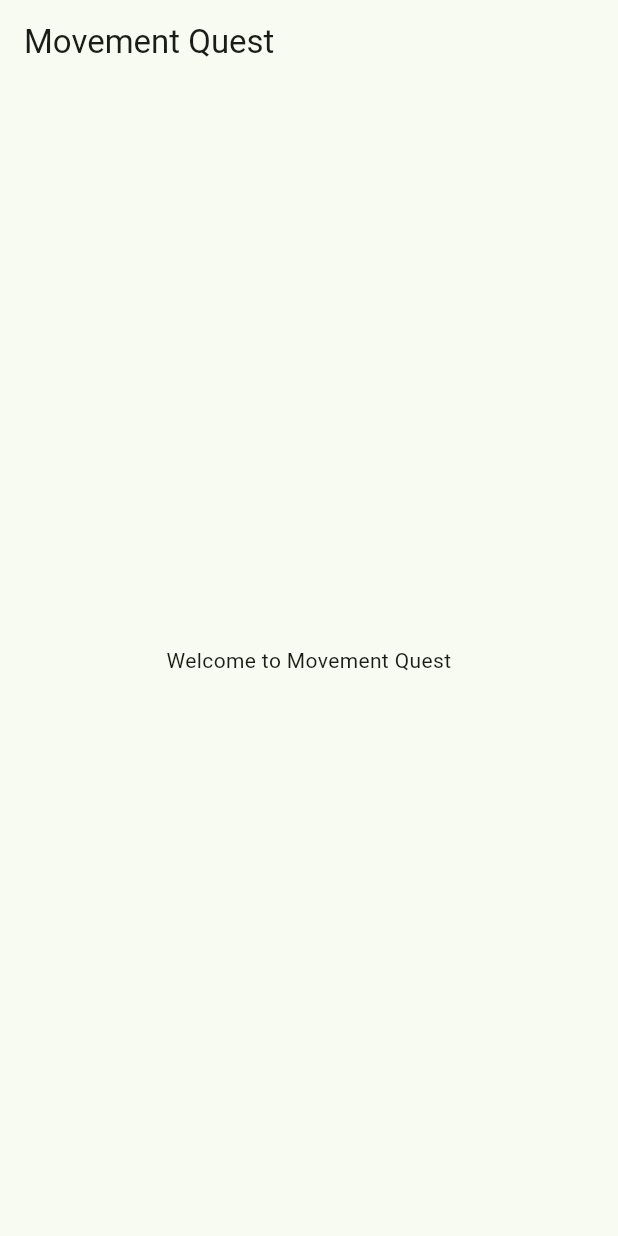
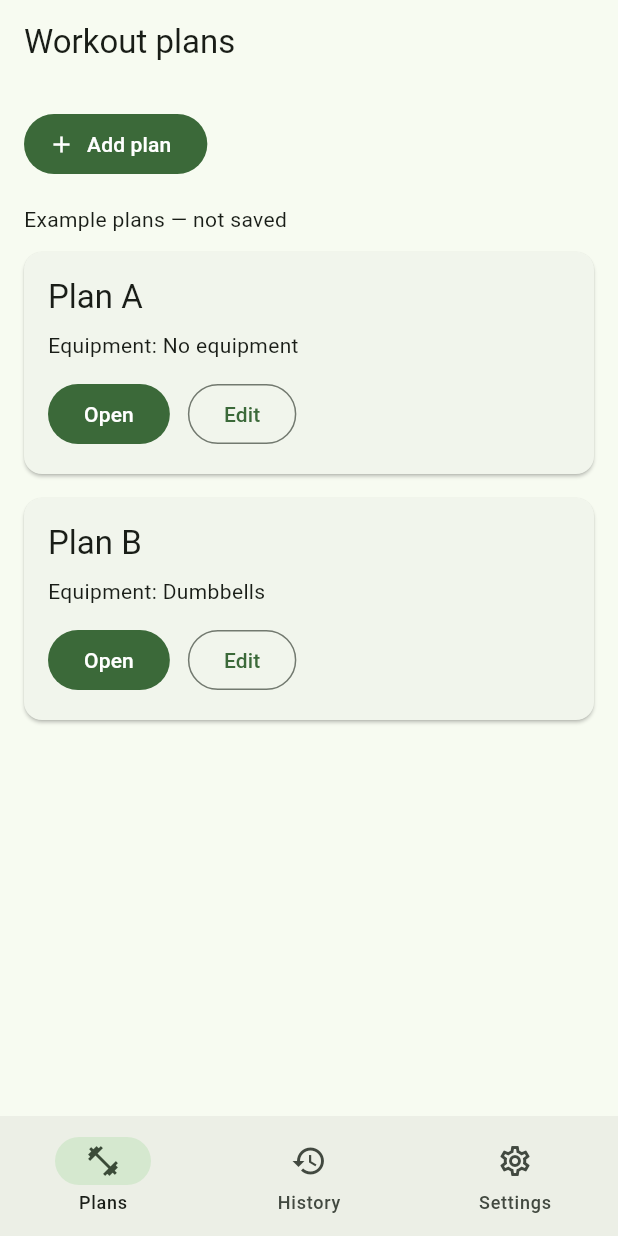
Before and after one commit to emmanuelori00/MAD-Project-One, a Flutter app: the screen it shows after launch, on a phone screen of 412 x 824 dp. Run offline on Flutter 3.47's test engine with Material 3 defaults, Android fonts, the phone set to English and light mode, and no system bars.

Commit message:
MQ05: Add five-screen navigation and reusable plan cards

```diff
--- a/lib/screens/home_screen.dart
+++ b/lib/screens/home_screen.dart
@@ -1,21 +1,90 @@
 import 'package:flutter/material.dart';
 
-class HomeScreen extends StatelessWidget {
+import 'history_screen.dart';
+import 'plan_editor_screen.dart';
+import 'plans_screen.dart';
+import 'settings_screen.dart';
+import 'workout_screen.dart';
+
+class HomeScreen extends StatefulWidget {
   const HomeScreen({super.key});
 
   @override
+  State<HomeScreen> createState() => _HomeScreenState();
+}
+
+class _HomeScreenState extends State<HomeScreen> {
+  int _selectedIndex = 0;
+
+  void _openEditor([String? planName]) {
+    Navigator.of(context).push(
+      MaterialPageRoute<void>(
+        builder: (context) => PlanEditorScreen(planName: planName),
+      ),
+    );
+  }
+
+  void _openWorkout(String name, String equipment) {
+    Navigator.of(context).push(
+      MaterialPageRoute<void>(
+        builder: (context) =>
+            WorkoutScreen(planName: name, equipment: equipment),
+      ),
+    );
+  }
+
+  @override
   Widget build(BuildContext context) {
-    return Scaffold(
-      appBar: AppBar(title: const Text('Movement Quest')),
-      body: const SafeArea(
-        child: Center(
-          child: Padding(
-            padding: EdgeInsets.all(24),
-            child: Text(
-              'Welcome to Movement Quest',
-              textAlign: TextAlign.center,
+    const titles = ['Workout plans', 'Workout history', 'Settings'];
+
+    return PopScope(
+      canPop: _selectedIndex == 0,
+      onPopInvokedWithResult: (didPop, result) {
+        if (!didPop && _selectedIndex != 0) {
+          setState(() => _selectedIndex = 0);
+        }
+      },
+      child: Scaffold(
+        appBar: AppBar(
+          title: Text(titles[_selectedIndex]),
+          leading: _selectedIndex == 0
+              ? null
+              : BackButton(
+                  onPressed: () {
+                    setState(() => _selectedIndex = 0);
+                  },
+                ),
+        ),
+        body: SafeArea(
+          child: IndexedStack(
+            index: _selectedIndex,
+            children: [
+              PlansScreen(
+                onAddPlan: () => _openEditor(),
+                onEditPlan: _openEditor,
+                onOpenPlan: _openWorkout,
+              ),
+              const HistoryScreen(),
+              const SettingsScreen(),
+            ],
+          ),
+        ),
+        bottomNavigationBar: NavigationBar(
+          selectedIndex: _selectedIndex,
+          onDestinationSelected: (index) {
+            setState(() => _selectedIndex = index);
+          },
+          destinations: const [
+            NavigationDestination(
+              icon: Icon(Icons.fitness_center),
+              label: 'Plans',
             ),
-          ),
+            NavigationDestination(icon: Icon(Icons.history), label: 'History'),
+            NavigationDestination(
+              icon: Icon(Icons.settings_outlined),
+              label: 'Settings',
+            ),
+          ],
         ),
       ),
     );
--- /dev/null
+++ b/lib/screens/plans_screen.dart
@@ -0,0 +1,48 @@
+import 'package:flutter/material.dart';
+
+import '../widgets/plan_card.dart';
+
+class PlansScreen extends StatelessWidget {
+  const PlansScreen({
+    super.key,
+    required this.onAddPlan,
+    required this.onOpenPlan,
+    required this.onEditPlan,
+  });
+
+  final VoidCallback onAddPlan;
+  final void Function(String name, String equipment) onOpenPlan;
+  final void Function(String name) onEditPlan;
+
+  @override
+  Widget build(BuildContext context) {
+    return ListView(
+      padding: const EdgeInsets.all(16),
+      children: [
+        Align(
+          alignment: Alignment.centerLeft,
+          child: FilledButton.icon(
+            onPressed: onAddPlan,
+            icon: const Icon(Icons.add),
+            label: const Text('Add plan'),
+          ),
+        ),
+        const SizedBox(height: 16),
+        const Text('Example plans — not saved'),
+        const SizedBox(height: 12),
+        PlanCard(
+          name: 'Plan A',
+          equipment: 'No equipment',
+          onOpen: () => onOpenPlan('Plan A', 'No equipment'),
+          onEdit: () => onEditPlan('Plan A'),
+        ),
+        PlanCard(
+          name: 'Plan B',
+          equipment: 'Dumbbells',
+          onOpen: () => onOpenPlan('Plan B', 'Dumbbells'),
+          onEdit: () => onEditPlan('Plan B'),
+        ),
+      ],
+    );
+  }
+}
--- /dev/null
+++ b/lib/widgets/plan_card.dart
@@ -0,0 +1,43 @@
+import 'package:flutter/material.dart';
+
+class PlanCard extends StatelessWidget {
+  const PlanCard({
+    super.key,
+    required this.name,
+    required this.equipment,
+    required this.onOpen,
+    required this.onEdit,
+  });
+
+  final String name;
+  final String equipment;
+  final VoidCallback onOpen;
+  final VoidCallback onEdit;
+
+  @override
+  Widget build(BuildContext context) {
+    return Card(
+      margin: const EdgeInsets.only(bottom: 16),
+      child: Padding(
+        padding: const EdgeInsets.all(16),
+        child: Column(
+          crossAxisAlignment: CrossAxisAlignment.start,
+          children: [
+            Text(name, style: Theme.of(context).textTheme.titleLarge),
+            const SizedBox(height: 8),
+            Text('Equipment: $equipment'),
+            const SizedBox(height: 12),
+            Wrap(
+              spacing: 12,
+              runSpacing: 8,
+              children: [
+                FilledButton(onPressed: onOpen, child: const Text('Open')),
+                OutlinedButton(onPressed: onEdit, child: const Text('Edit')),
+              ],
+            ),
+          ],
+        ),
+      ),
+    );
+  }
+}
```
Also changed, not shown: lib/screens/history_screen.dart (added, +17 -0 lines), lib/screens/plan_editor_screen.dart (added, +34 -0 lines), lib/screens/settings_screen.dart (added, +19 -0 lines), lib/screens/workout_screen.dart (added, +50 -0 lines), 1 other file.
